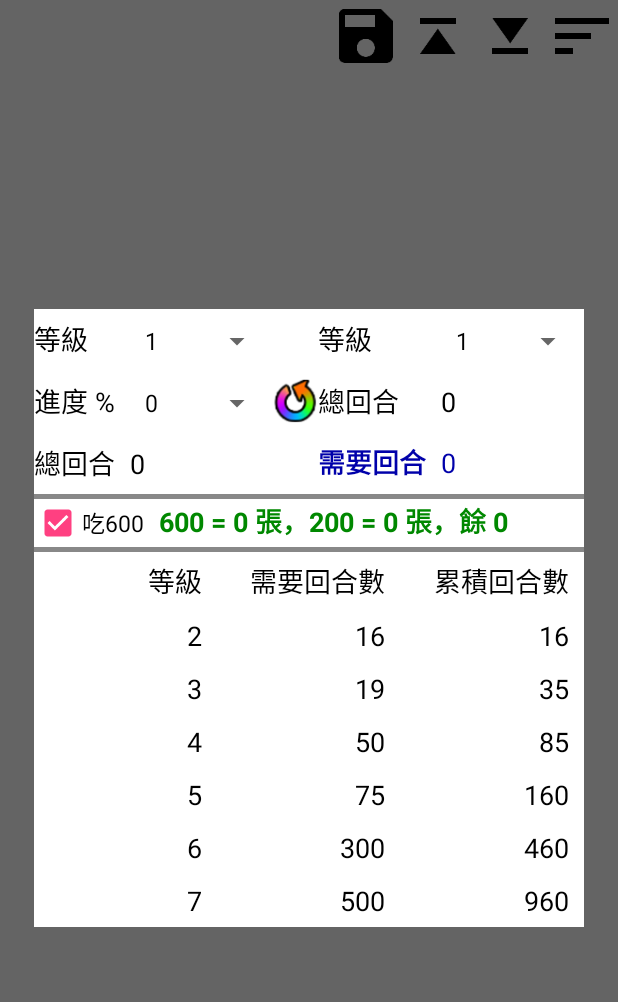
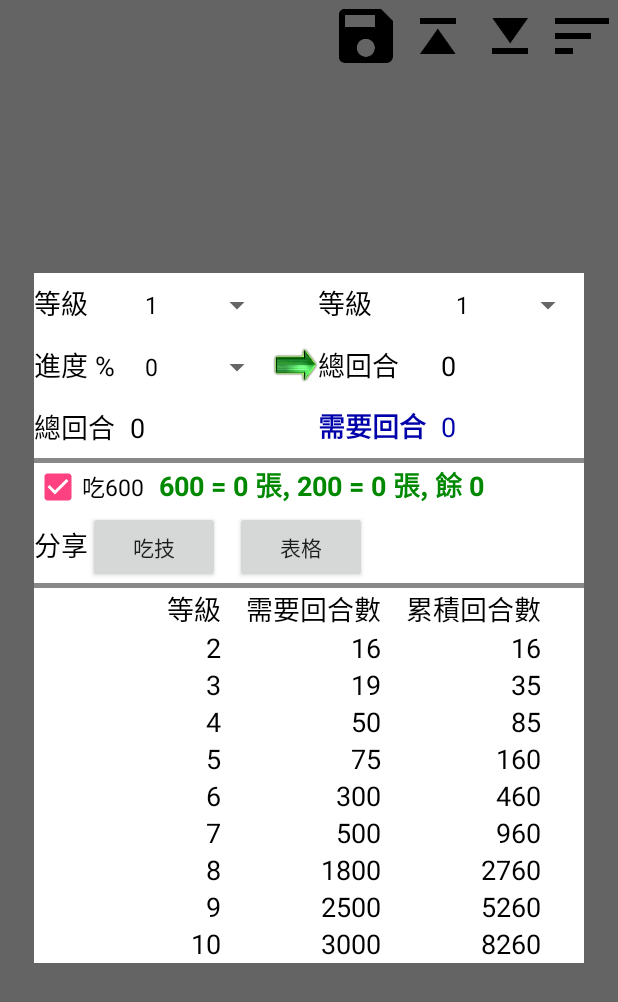
Before and after one commit to chenFlyingkite/MyTosWiki, an Android app: the screen it shows after launch (MainActivity), after a tap on an icon or button, on a phone screen of 412 x 824 dp. Shown: the top 1002 px of the screen. Run offline under Robolectric (Android 15) with nearby library versions, the light colour scheme and no system bars; pictures from the network do not load; 4 statements that could not run were skipped.

Commit message:
Implement share the eat skill part of way & the table

```diff
--- a/app/src/main/java/com/flyingkite/mytoswiki/dialog/SkillEatingDialog.java
+++ b/app/src/main/java/com/flyingkite/mytoswiki/dialog/SkillEatingDialog.java
@@ -1,6 +1,5 @@
 package com.flyingkite.mytoswiki.dialog;
 
-import android.app.Activity;
 import android.app.AlertDialog;
 import android.content.DialogInterface;
 import android.os.AsyncTask;
@@ -13,6 +12,7 @@ import android.widget.CheckBox;
 import android.widget.Spinner;
 import android.widget.TextView;
 
+import com.flyingkite.library.Say;
 import com.flyingkite.library.ThreadUtil;
 import com.flyingkite.mytoswiki.App;
 import com.flyingkite.mytoswiki.R;
@@ -58,11 +58,56 @@ public class SkillEatingDialog extends BaseTosDialog {
             , 11260, 14260, 17260, 20260, 23260
     };
 
+    private List<String> tableData = new ArrayList<>();
+
     @Override
     protected void onFinishInflate(View view, AlertDialog dialog) {
         initSpinners(view);
         new LoadDataAsyncTask().executeOnExecutor(ThreadUtil.cachedThreadPool);
 
+        initShare(view);
+        initTable(view);
+    }
+
+    private void initShare(View view) {
+        view.findViewById(R.id.skillShareEat).setOnClickListener((v) -> {
+            String shareText = getActivity().getString(R.string.skill_share_eat_format
+                    , fromSpin.getSelectedItem().toString().trim()
+                    , pgsSpin.getSelectedItem().toString().trim()
+                    , fromRnd.getText()
+                    , toSpin.getSelectedItem().toString().trim()
+                    , toRnd.getText()
+                    , eatCard.getText());
+
+            Say.Log("s = %s", shareText);
+            shareString(shareText);
+        });
+
+        view.findViewById(R.id.skillShareTable).setOnClickListener((v) -> {
+            StringBuilder s = new StringBuilder();
+
+            int n = tableData.size() / 3;
+
+            for (int i = 0; i < n; i++) {
+                String s0 = tableData.get(3 * i);
+                String s1 = tableData.get(3 * i + 1);
+                String s2 = tableData.get(3 * i + 2);
+                s.append(String.format(java.util.Locale.US, "%7s | %7s | %7s\n", s0, s1, s2));
+            }
+            Say.Log("s = %s", s);
+            String shareText = getActivity().getString(R.string.skill_share_eat_format
+                    , fromSpin.getSelectedItem().toString()
+                    , pgsSpin.getSelectedItem().toString()
+                    , fromRnd.getText()
+                    , toSpin.getSelectedItem().toString()
+                    , toRnd.getText()
+                    , eatCard.getText());
+
+            shareString(s.toString());
+        });
+    }
+
+    private void initTable(View view) {
         recycler = view.findViewById(R.id.skillTable);
         int row = 3;
         recycler.setLayoutManager(new GridLayoutManager(getActivity(), row));
@@ -82,7 +127,8 @@ public class SkillEatingDialog extends BaseTosDialog {
         data.add("-----");
         data.add("" + ROUNDS_SUM[15]);
 
-        adapter.setDataList(data);
+        tableData = data;
+        adapter.setDataList(tableData);
         recycler.setAdapter(adapter);
     }
 
@@ -167,10 +213,6 @@ public class SkillEatingDialog extends BaseTosDialog {
         computeEatCard();
     }
 
-    private Activity getActivity() {
-        return owner.getActivity();
-    }
-
     @Override
     protected void onDismiss(DialogInterface dialog) {
         skEat = new SkillEat();
--- /dev/null
+++ b/app/src/main/res/drawable/bg_press_light.xml
@@ -0,0 +1,6 @@
+<?xml version="1.0" encoding="utf-8"?>
+<selector xmlns:android="http://schemas.android.com/apk/res/android">
+    <item android:state_pressed="true" android:drawable="@color/skyBlue2"/>
+    <item android:state_selected="true" android:drawable="@color/skyBlue4"/>
+    <item android:drawable="@android:color/transparent"/>
+</selector>
--- a/app/src/main/res/layout/dialog_skill_eat.xml
+++ b/app/src/main/res/layout/dialog_skill_eat.xml
@@ -16,14 +16,14 @@
         <LinearLayout
             android:layout_width="wrap_content"
             android:layout_height="wrap_content"
-            android:orientation="horizontal"
-            android:baselineAligned="false">
+            android:baselineAligned="false"
+            android:orientation="horizontal">
 
             <GridLayout
                 android:layout_width="0dp"
                 android:layout_height="wrap_content"
-                android:columnCount="2"
-                android:layout_weight="1">
+                android:layout_weight="1"
+                android:columnCount="2">
 
                 <TextView
                     style="@style/sed_round_text"
@@ -55,15 +55,16 @@
 
             <ImageView
                 android:layout_width="@dimen/t30dp"
-                android:layout_height="@dimen/t30dp"
-                android:src="@drawable/s_i049"
-                android:layout_gravity="center_vertical"/>
+                android:layout_height="wrap_content"
+                android:layout_gravity="center_vertical"
+                android:adjustViewBounds="true"
+                android:src="@drawable/evo_arrow"/>
 
             <GridLayout
                 android:layout_width="0dp"
                 android:layout_height="wrap_content"
-                android:columnCount="2"
-                android:layout_weight="1">
+                android:layout_weight="1"
+                android:columnCount="2">
 
                 <TextView
                     android:id="@+id/skillToTitle"
@@ -86,15 +87,15 @@
 
                 <TextView
                     style="@style/sed_round_text"
+                    android:text="@string/needRound"
                     android:textColor="#00a"
-                    android:textStyle="bold"
-                    android:text="@string/needRound"/>
+                    android:textStyle="bold"/>
 
                 <TextView
                     android:id="@+id/skillNeedRound"
                     style="@style/sed_round_text.left"
-                    android:textColor="#00a"
-                    android:text="0"/>
+                    android:text="0"
+                    android:textColor="#00a"/>
             </GridLayout>
         </LinearLayout>
 
@@ -110,19 +111,45 @@
                 android:id="@+id/skillUse600"
                 android:layout_width="wrap_content"
                 android:layout_height="wrap_content"
+                android:checked="true"
                 android:paddingRight="@dimen/t10dp"
-                android:checked="true"
-                android:textSize="@dimen/t15dp"
-                android:text="@string/skill_eat600"/>
+                android:text="@string/skill_eat600"
+                android:textSize="@dimen/t15dp"/>
 
             <TextView
                 android:id="@+id/skillEatCard"
                 android:layout_width="wrap_content"
                 android:layout_height="wrap_content"
+                android:text="@string/skill_eat_card"
+                android:textColor="#080"
                 android:textSize="@dimen/t18dp"
-                android:textStyle="bold"
-                android:textColor="#080"
-                android:text="@string/skill_eat_card"/>
+                android:textStyle="bold"/>
+        </LinearLayout>
+
+        <LinearLayout
+            android:layout_width="match_parent"
+            android:layout_height="wrap_content"
+            android:orientation="horizontal">
+
+            <TextView
+                android:layout_width="wrap_content"
+                android:layout_height="wrap_content"
+                style="@style/blackText"
+                android:text="@string/share"/>
+
+            <Button
+                android:id="@+id/skillShareEat"
+                android:layout_width="wrap_content"
+                android:layout_height="wrap_content"
+                android:text="@string/skill_eat"
+                android:layout_marginRight="@dimen/t10dp"/>
+
+            <Button
+                android:id="@+id/skillShareTable"
+                android:layout_width="wrap_content"
+                android:layout_height="wrap_content"
+                android:text="@string/table"
+                android:layout_marginRight="@dimen/t10dp"/>
         </LinearLayout>
 
         <View
@@ -130,9 +157,9 @@
 
         <android.support.v7.widget.RecyclerView
             android:id="@+id/skillTable"
-            android:layout_gravity="center_horizontal"
-            android:layout_width="match_parent"
-            android:layout_height="@dimen/t250dp">
+            android:layout_width="wrap_content"
+            android:layout_height="@dimen/t250dp"
+            android:layout_gravity="center_horizontal">
 
         </android.support.v7.widget.RecyclerView>
 
--- a/app/src/main/res/layout/view_text2.xml
+++ b/app/src/main/res/layout/view_text2.xml
@@ -2,19 +2,19 @@
 <RelativeLayout
     xmlns:android="http://schemas.android.com/apk/res/android"
     xmlns:tools="http://schemas.android.com/tools"
-    android:layout_width="match_parent"
+    android:layout_width="wrap_content"
     android:layout_height="wrap_content">
 
     <TextView
         android:id="@+id/simpleText"
-        android:layout_width="wrap_content"
+        android:layout_width="match_parent"
         android:layout_height="wrap_content"
+        android:minWidth="@dimen/t100dp"
         android:layout_alignParentRight="true"
-        android:background="@drawable/bg_press"
-        android:paddingLeft="@dimen/t10dp"
-        android:paddingRight="@dimen/t10dp"
-        android:paddingTop="@dimen/t5dp"
-        android:paddingBottom="@dimen/t5dp"
+        android:background="@drawable/bg_press_light"
+        android:paddingLeft="@dimen/t5dp"
+        android:paddingRight="@dimen/t5dp"
+        android:gravity="right"
         style="@style/blackText"
         tools:text="@string/app_name"/>
 
--- a/app/src/main/res/layout/view_waiting_dialog.xml
+++ b/app/src/main/res/layout/view_waiting_dialog.xml
@@ -26,12 +26,14 @@
     <View
         android:layout_width="@dimen/t30dp"
         android:layout_height="@dimen/t30dp"
-        android:background="#ff0"/>
+        android:background="#ff0"
+        android:visibility="gone"/>
 
     <View
         android:layout_alignParentRight="true"
         android:layout_alignParentBottom="true"
         android:layout_width="@dimen/t30dp"
         android:layout_height="@dimen/t30dp"
-        android:background="#0ff"/>
+        android:background="#0ff"
+        android:visibility="gone"/>
 </RelativeLayout>
--- a/app/src/main/res/values/strings.xml
+++ b/app/src/main/res/values/strings.xml
@@ -5,9 +5,11 @@
     <string name="title_notifications">Notifications</string>
 
     <string name="share_to">分享到&#8230;</string>
+    <string name="share">分享</string>
     <string name="complete">已完成</string>
     <string name="loading">讀取中&#8230;</string>
     <string name="progress">進度 %</string>
+    <string name="table">表格</string>
 
     <string name="cards_selection">%d / %d 張卡片</string>
     <string name="cards_read">%s 張卡片已讀取</string>
@@ -61,12 +63,15 @@
     <string name="texts_tools">文字區域</string>
     <string name="texts_pools">文字池</string>
 
+    <string name="skill_eat">吃技</string>
     <string name="skill_eat600">吃600</string>
-    <string name="skill_eat_card">600 = %d 張，200 = %d 張，餘 %d</string>
+    <string name="skill_eat_card">600 = %d 張, 200 = %d 張, 餘 %d</string>
     <string name="sumRound">總回合</string>
     <string name="needRound">需要回合</string>
     <string name="skill_needRnd">需要回合數</string>
     <string name="skill_sumRnd">累積回合數</string>
+    <string name="skill_share_eat_format">從技 %s, %s%% (累積經驗 %s) &#61;&#62; 到技 %s (累積經驗 %s)\n需要 %s</string>
+
 
     <string name="texts_t">消除三個為100%，每一個符石差距 25%，強化石 15%，種族石 30%。
 單次消除了 N 個符石，其中包含強化 S 個，種族符石 R 個。 (N >= S >= 0, N >= R >= 0)
```
Also changed, not shown: app/src/main/java/com/flyingkite/mytoswiki/dialog/BaseTosDialog.java (+23 -0 lines), app/src/main/res/drawable-xhdpi/evo_arrow.png (added), app/src/main/res/drawable-xhdpi/evo_plus.png (added), app/src/main/res/drawable-xxxhdpi/ic_share_black_48dp.png (added), app/src/main/res/drawable-xxxhdpi/ic_share_white_48dp.png (added).
